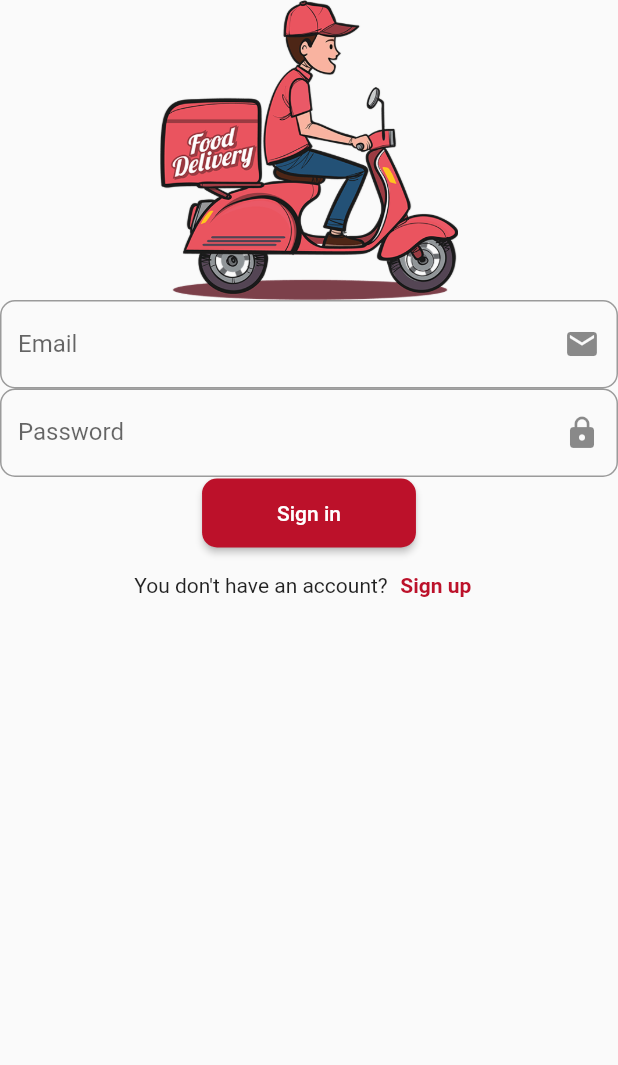
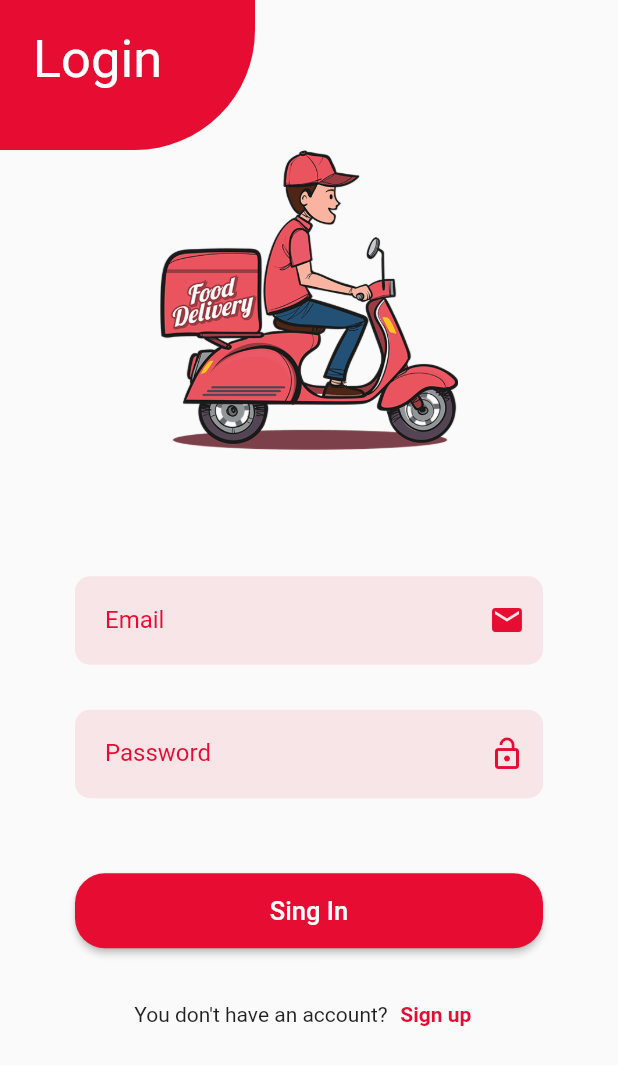
Before and after one commit to seperalta22/Flutter-Delivery-App, a Flutter app: the screen it shows after launch, on a phone screen of 412 x 824 dp. Shown: the top 1065 px of the screen. Run offline on Flutter 3.47's test engine with Material 2 defaults, Android fonts, the phone set to English and light mode, and no system bars.

Commit message:
Update login page

```diff
--- a/lib/src/login/login_page.dart
+++ b/lib/src/login/login_page.dart
@@ -16,57 +16,124 @@ class _LoginPageState extends State<LoginPage> {
     return Scaffold(
         body: Container(
       width: double.infinity,
-      child: Column(
+      child: Stack(children: [
+        Positioned(child: _circleLogin(), top: -150, left: -80),
+        Column(
           children: [
-          imageBanner(),
-          TextField(
-            decoration: InputDecoration(
-                hintText: 'Email',
-                labelText: 'Email',
-                suffixIcon: const Icon(Icons.email),
-                border: OutlineInputBorder(
-                    borderRadius: BorderRadius.circular(10))),
-          ),
-          TextField(
-            decoration: InputDecoration(
-                hintText: 'Password',
-                labelText: 'Password',
-                suffixIcon: const Icon(Icons.lock),
-                border: OutlineInputBorder(
-                    borderRadius: BorderRadius.circular(10))),
-          ),
-          ElevatedButton(
-            onPressed: () {},
-            style: ElevatedButton.styleFrom(
-                backgroundColor: MyColors.primaryColor,
-                shape: RoundedRectangleBorder(
-                    borderRadius: BorderRadius.circular(10)),
-                padding:
-                    const EdgeInsets.symmetric(horizontal: 50, vertical: 15)),
-            child: const Text('Sign in'),
-          ),
+            _imageBanner(),
+            _textFieldEmail(),
+            const SizedBox(height: 10),
+            _textFieldPassword(),
+            const SizedBox(height: 20),
+            _buttonLogin(),
             Row(
               mainAxisAlignment: MainAxisAlignment.center,
               children: [
                 const Text('You don\'t have an account?'),
-              TextButton(
-                  onPressed: () {},
-                  child: const Text('Sign up',
-                      style: TextStyle(
-                          color: MyColors.primaryColor,
-                          fontWeight: FontWeight.bold)))
+                _textButtonSignUp()
               ],
             )
           ],
         ),
+      ]),
     ));
   }
 
-  Widget imageBanner() {
-    return Image.asset(
+  Widget _circleLogin() {
+    return Container(
+        width: 250,
+        height: 250,
+        decoration: BoxDecoration(
+            color: MyColors.primaryColor,
+            borderRadius: BorderRadius.circular(80)),
+        alignment: Alignment.center,
+        child: const Padding(
+          padding: EdgeInsets.only(top: 130, left: 40),
+          child: Text(
+            'Login',
+            style: TextStyle(
+              color: Colors.white,
+              fontSize: 35,
+            ),
+          ),
+        ));
+  }
+
+  Widget _imageBanner() {
+    return Container(
+      margin: EdgeInsets.only(
+          top: 100, bottom: MediaQuery.of(context).size.height * 0.09),
+      child: Image.asset(
         'assets/img/delivery.png',
         height: 200,
         width: 200,
+      ),
     );
   }
+
+  Widget _textFieldEmail() {
+    return Container(
+      margin: const EdgeInsets.symmetric(horizontal: 50, vertical: 10),
+      decoration: BoxDecoration(
+        color: MyColors.primaryColorOpacity,
+        borderRadius: BorderRadius.circular(10),
+      ),
+      child: const TextField(
+        decoration: InputDecoration(
+          hintText: 'Email',
+          labelText: 'Email',
+          labelStyle: TextStyle(color: MyColors.primaryColor),
+          border: OutlineInputBorder(borderSide: BorderSide.none),
+          contentPadding: EdgeInsets.all(20),
+          suffixIcon: Icon(Icons.email, color: MyColors.primaryColor),
+        ),
+      ),
+    );
   }
+
+  Widget _textFieldPassword() {
+    return Container(
+      margin: const EdgeInsets.symmetric(horizontal: 50, vertical: 10),
+      decoration: BoxDecoration(
+        color: MyColors.primaryColorOpacity,
+        borderRadius: BorderRadius.circular(10),
+      ),
+      child: const TextField(
+        obscureText: true,
+        decoration: InputDecoration(
+          hintText: 'Password',
+          labelText: 'Password',
+          labelStyle: TextStyle(color: MyColors.primaryColor),
+          border: OutlineInputBorder(borderSide: BorderSide.none),
+          contentPadding: EdgeInsets.all(20),
+          suffixIcon: Icon(Icons.lock_open, color: MyColors.primaryColor),
+        ),
+      ),
+    );
+  }
+
+  Widget _buttonLogin() {
+    return Container(
+      width: double.infinity,
+      margin: const EdgeInsets.symmetric(horizontal: 50, vertical: 20),
+      child: ElevatedButton(
+        onPressed: () {},
+        style: ElevatedButton.styleFrom(
+            backgroundColor: MyColors.primaryColor,
+            shape:
+                RoundedRectangleBorder(borderRadius: BorderRadius.circular(20)),
+            padding: const EdgeInsets.symmetric(horizontal: 70, vertical: 15)),
+        child: const Text('Sing In',
+            style: TextStyle(color: Colors.white, fontSize: 17)),
+      ),
+    );
+  }
+
+  Widget _textButtonSignUp() {
+    return TextButton(
+        onPressed: () {},
+        child: const Text('Sign up',
+            style: TextStyle(
+                color: MyColors.primaryColor, fontWeight: FontWeight.bold)));
+  }
+}
--- a/lib/src/utils/my_colors.dart
+++ b/lib/src/utils/my_colors.dart
@@ -1,6 +1,10 @@
 import 'dart:ui';
 
 class MyColors {
-  static const Color primaryColor = Color(0xffbc112a);
+  static const Color primaryColor = Color(0xffe70D32);
+  static const Color primaryColorDark = Color(0xffa7001c);
+  static const Color primaryColorOpacity = Color.fromRGBO(231, 13, 50, 0.09);
+
+  //gray
   static const Color grayText = Color(0xff7f7f7f);
 }
```
Lines whose indentation alone changed are shown as unchanged.
